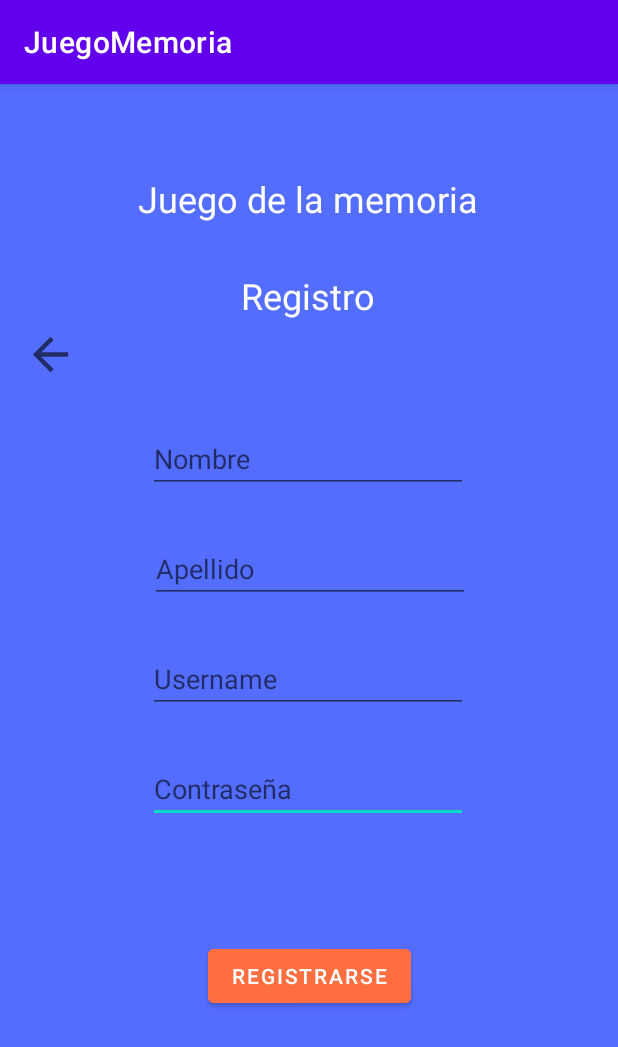
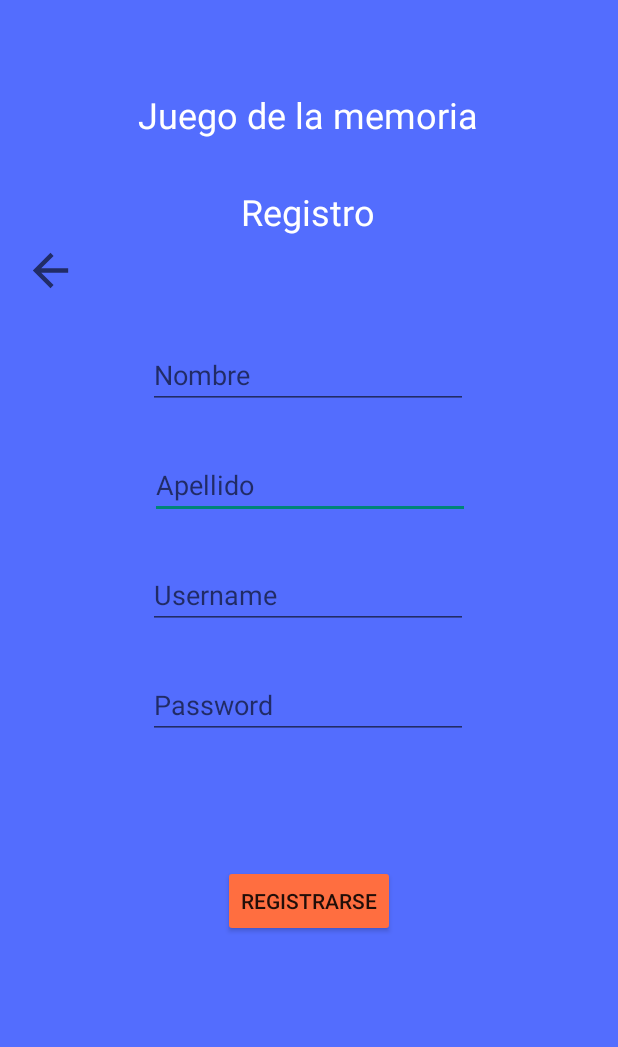
Before and after one commit to Fedeag-92/JuegoMemoria, an Android app: the Registro screen opened directly, with no data from a screen before it, on a phone screen of 412 x 824 dp. Shown: the top 1047 px of the screen. Run offline under Robolectric (Android 15) with nearby library versions, the phone set to English and light mode, and no system bars.

Commit message:
Validaciones del registro

```diff
--- a/app/src/main/AndroidManifest.xml
+++ b/app/src/main/AndroidManifest.xml
@@ -8,7 +8,7 @@
         android:label="@string/app_name"
         android:roundIcon="@mipmap/ic_launcher_round"
         android:supportsRtl="true"
-        android:theme="@style/Theme.JuegoMemoria">
+        android:theme="@style/Theme.AppCompat.Light.NoActionBar">
         <activity android:name=".Ranking"></activity>
         <activity android:name=".Dificultad" />
         <activity android:name=".Registro" />
--- a/app/src/main/java/com/example/juegomemoria/Registro.java
+++ b/app/src/main/java/com/example/juegomemoria/Registro.java
@@ -3,12 +3,38 @@ package com.example.juegomemoria;
 import androidx.appcompat.app.AppCompatActivity;
 
 import android.os.Bundle;
+import android.view.View;
+import android.widget.EditText;
+import android.widget.Toast;
 
 public class Registro extends AppCompatActivity {
+
+    private EditText txt_nombre, txt_apellido, txt_username, txt_password;
 
     @Override
     protected void onCreate(Bundle savedInstanceState) {
         super.onCreate(savedInstanceState);
         setContentView(R.layout.activity_registro);
+
+        txt_nombre = (EditText) findViewById(R.id.nombre);
+        txt_apellido = (EditText) findViewById(R.id.apellido);
+        txt_username = (EditText) findViewById(R.id.username);
+        txt_password = (EditText) findViewById(R.id.password);
+
     }
+
+    public void clickRegistro(View view) {
+
+        String nombre = txt_nombre.getText().toString();
+        String apellido = txt_apellido.getText().toString();
+        String username = txt_username.getText().toString();
+        String password = txt_password.getText().toString();
+
+        if (nombre.length() == 0 || apellido.length() == 0 || username.length() == 0 || password.length() == 0) {
+            Toast.makeText(this, "Faltan completar campos", Toast.LENGTH_LONG).show();
+        } else Toast.makeText(this, "Registro en proceso..", Toast.LENGTH_LONG).show();
+
+    //Validar con BD usuario
+    }
+
 }
--- /dev/null
+++ b/app/src/main/java/com/example/juegomemoria/Validaciones.java
@@ -0,0 +1,32 @@
+package com.example.juegomemoria;
+
+import android.text.TextUtils;
+import android.util.Patterns;
+import android.widget.EditText;
+
+public class Validaciones {
+
+    //metodo para validar si es un email
+    public boolean isEmail(String cadena) {
+        boolean resultado;
+        if (Patterns.EMAIL_ADDRESS.matcher(cadena).matches()) {
+            resultado = true;
+        } else {
+            resultado = false;
+        }
+
+        return resultado;
+    }
+
+    //metodo para validar si editext esta vacio
+    public boolean Vacio(EditText campo) {
+        String dato = campo.getText().toString().trim();
+        if (TextUtils.isEmpty(dato)) {
+            campo.setError("Campo Requerido");
+            campo.requestFocus();
+            return true;
+        } else {
+            return false;
+        }
+    }
+}
--- a/app/src/main/res/layout/activity_registro.xml
+++ b/app/src/main/res/layout/activity_registro.xml
@@ -6,6 +6,83 @@
     android:layout_height="match_parent"
     android:background="#536DFE"
     tools:context=".Registro">
+
+    <Button
+        android:id="@+id/btnRegistro"
+        android:layout_width="wrap_content"
+        android:layout_height="wrap_content"
+        android:layout_marginTop="60dp"
+        android:backgroundTint="#FF6E40"
+        android:onClick="clickRegistro"
+        android:text="@string/btn_registro"
+        app:layout_constraintBottom_toBottomOf="parent"
+        app:layout_constraintEnd_toEndOf="parent"
+        app:layout_constraintStart_toStartOf="parent"
+        app:layout_constraintTop_toBottomOf="@+id/password"
+        app:layout_constraintVertical_bias="0.106" />
+
+    <EditText
+        android:id="@+id/apellido"
+        android:layout_width="wrap_content"
+        android:layout_height="wrap_content"
+        android:layout_marginTop="28dp"
+        android:ems="10"
+        android:hint="@string/txt_apellido"
+        android:inputType="textPersonName"
+        app:layout_constraintEnd_toEndOf="parent"
+        app:layout_constraintHorizontal_bias="0.502"
+        app:layout_constraintStart_toStartOf="parent"
+        app:layout_constraintTop_toBottomOf="@+id/nombre" />
+
+    <EditText
+        android:id="@+id/username"
+        android:layout_width="wrap_content"
+        android:layout_height="wrap_content"
+        android:layout_marginTop="28dp"
+        android:ems="10"
+        android:hint="@string/txt_usuario"
+        android:inputType="textPersonName"
+        app:layout_constraintEnd_toEndOf="parent"
+        app:layout_constraintHorizontal_bias="0.497"
+        app:layout_constraintStart_toStartOf="parent"
+        app:layout_constraintTop_toBottomOf="@+id/apellido" />
+
+    <EditText
+        android:id="@+id/password"
+        android:layout_width="wrap_content"
+        android:layout_height="wrap_content"
+        android:layout_marginTop="28dp"
+        android:ems="10"
+        android:hint="@string/txt_password"
+        android:inputType="textPassword"
+        app:layout_constraintEnd_toEndOf="parent"
+        app:layout_constraintHorizontal_bias="0.497"
+        app:layout_constraintStart_toStartOf="parent"
+        app:layout_constraintTop_toBottomOf="@+id/username" />
+
+    <EditText
+        android:id="@+id/nombre"
+        android:layout_width="wrap_content"
+        android:layout_height="wrap_content"
+        android:layout_marginTop="28dp"
+        android:ems="10"
+        android:hint="@string/txt_nombre"
+        android:inputType="textPersonName"
+        app:layout_constraintEnd_toEndOf="parent"
+        app:layout_constraintHorizontal_bias="0.497"
+        app:layout_constraintStart_toStartOf="parent"
+        app:layout_constraintTop_toBottomOf="@+id/imageView" />
+
+    <ImageView
+        android:id="@+id/imageView"
+        android:layout_width="35dp"
+        android:layout_height="38dp"
+        android:layout_marginTop="4dp"
+        app:layout_constraintEnd_toEndOf="parent"
+        app:layout_constraintHorizontal_bias="0.042"
+        app:layout_constraintStart_toStartOf="parent"
+        app:layout_constraintTop_toBottomOf="@+id/textView3"
+        app:srcCompat="?attr/actionModeCloseDrawable" />
 
     <TextView
         android:id="@+id/textView3"
@@ -20,82 +97,6 @@
         app:layout_constraintStart_toStartOf="parent"
         app:layout_constraintTop_toBottomOf="@+id/textView2" />
 
-    <Button
-        android:id="@+id/button3"
-        android:layout_width="wrap_content"
-        android:layout_height="wrap_content"
-        android:layout_marginTop="60dp"
-        android:backgroundTint="#FF6E40"
-        android:text="Registrarse"
-        app:layout_constraintBottom_toBottomOf="parent"
-        app:layout_constraintEnd_toEndOf="parent"
-        app:layout_constraintStart_toStartOf="parent"
-        app:layout_constraintTop_toBottomOf="@+id/editTextTextPassword2"
-        app:layout_constraintVertical_bias="0.106" />
-
-    <EditText
-        android:id="@+id/editTextTextPassword2"
-        android:layout_width="wrap_content"
-        android:layout_height="wrap_content"
-        android:layout_marginTop="28dp"
-        android:ems="10"
-        android:hint="Contraseña"
-        android:inputType="textPassword"
-        app:layout_constraintEnd_toEndOf="parent"
-        app:layout_constraintHorizontal_bias="0.497"
-        app:layout_constraintStart_toStartOf="parent"
-        app:layout_constraintTop_toBottomOf="@+id/editTextTextPersonName4" />
-
-    <EditText
-        android:id="@+id/editTextTextPersonName3"
-        android:layout_width="wrap_content"
-        android:layout_height="wrap_content"
-        android:layout_marginTop="28dp"
-        android:ems="10"
-        android:hint="Apellido"
-        android:inputType="textPersonName"
-        app:layout_constraintEnd_toEndOf="parent"
-        app:layout_constraintHorizontal_bias="0.502"
-        app:layout_constraintStart_toStartOf="parent"
-        app:layout_constraintTop_toBottomOf="@+id/editTextTextPersonName2" />
-
-    <EditText
-        android:id="@+id/editTextTextPersonName2"
-        android:layout_width="wrap_content"
-        android:layout_height="wrap_content"
-        android:layout_marginTop="28dp"
-        android:ems="10"
-        android:hint="Nombre"
-        android:inputType="textPersonName"
-        app:layout_constraintEnd_toEndOf="parent"
-        app:layout_constraintHorizontal_bias="0.497"
-        app:layout_constraintStart_toStartOf="parent"
-        app:layout_constraintTop_toBottomOf="@+id/imageView" />
-
-    <EditText
-        android:id="@+id/editTextTextPersonName4"
-        android:layout_width="wrap_content"
-        android:layout_height="wrap_content"
-        android:layout_marginTop="28dp"
-        android:ems="10"
-        android:hint="Username"
-        android:inputType="textPersonName"
-        app:layout_constraintEnd_toEndOf="parent"
-        app:layout_constraintHorizontal_bias="0.497"
-        app:layout_constraintStart_toStartOf="parent"
-        app:layout_constraintTop_toBottomOf="@+id/editTextTextPersonName3" />
-
-    <ImageView
-        android:id="@+id/imageView"
-        android:layout_width="35dp"
-        android:layout_height="38dp"
-        android:layout_marginTop="4dp"
-        app:layout_constraintEnd_toEndOf="parent"
-        app:layout_constraintHorizontal_bias="0.042"
-        app:layout_constraintStart_toStartOf="parent"
-        app:layout_constraintTop_toBottomOf="@+id/textView3"
-        app:srcCompat="?attr/actionModeCloseDrawable" />
-
     <TextView
         android:id="@+id/textView2"
         android:layout_width="wrap_content"
@@ -108,4 +109,6 @@
         app:layout_constraintHorizontal_bias="0.497"
         app:layout_constraintStart_toStartOf="parent"
         app:layout_constraintTop_toTopOf="parent" />
+
+
 </androidx.constraintlayout.widget.ConstraintLayout>
--- a/app/src/main/res/values/strings.xml
+++ b/app/src/main/res/values/strings.xml
@@ -1,3 +1,8 @@
 <resources>
     <string name="app_name">JuegoMemoria</string>
+    <string name="txt_nombre">Nombre</string>
+    <string name="txt_apellido">Apellido</string>
+    <string name="txt_usuario">Username</string>
+    <string name="txt_password">Password</string>
+    <string name="btn_registro">Registrarse</string>
 </resources>
```
